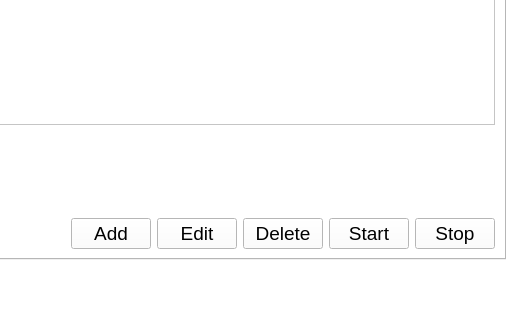
Before: the Qt Designer form MainWindow.ui in songquanpeng/time-master, drawn with Qt 5; both pictures show x 285 to 800 and y 174 to 494 of the 800 by 494 pixel window.
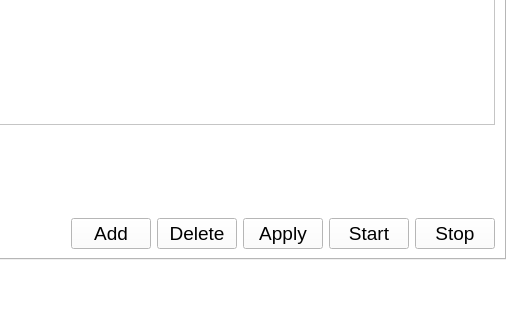
After: the same form once the commit is applied. Icons and pictures are not drawn.

Patch:
```diff
--- a/MainWindow.ui
+++ b/MainWindow.ui
@@ -16,6 +16,12 @@
     <height>494</height>
    </size>
   </property>
+  <property name="maximumSize">
+   <size>
+    <width>800</width>
+    <height>494</height>
+   </size>
+  </property>
   <property name="font">
    <font>
     <family>Segoe UI</family>
@@ -33,6 +39,12 @@
    <string notr="true">background-color: rgb(255, 255, 255);</string>
   </property>
   <widget class="QWidget" name="centralwidget">
+   <property name="maximumSize">
+    <size>
+     <width>800</width>
+     <height>443</height>
+    </size>
+   </property>
    <widget class="QTabWidget" name="tabWidget">
     <property name="geometry">
      <rect>
@@ -154,21 +166,6 @@
               </property>
              </widget>
             </item>
-            <item>
-             <widget class="QPushButton" name="editTaskBtn">
-              <property name="font">
-               <font>
-                <family>Segoe UI</family>
-                <pointsize>14</pointsize>
-                <weight>50</weight>
-                <bold>false</bold>
-               </font>
-              </property>
-              <property name="text">
-               <string>Edit</string>
-              </property>
-             </widget>
-            </item>
             <item>
              <widget class="QPushButton" name="deleteTaskBtn">
               <property name="font">
@@ -184,6 +181,21 @@
               </property>
              </widget>
             </item>
+            <item>
+             <widget class="QPushButton" name="applyChangeBtn">
+              <property name="font">
+               <font>
+                <family>Segoe UI</family>
+                <pointsize>14</pointsize>
+                <weight>50</weight>
+                <bold>false</bold>
+               </font>
+              </property>
+              <property name="text">
+               <string>Apply</string>
+              </property>
+             </widget>
+            </item>
             <item>
              <widget class="QPushButton" name="startCountDownBtn">
               <property name="font">
```
Left out of the diff: 6 changed lines with no effect on the pictures.
